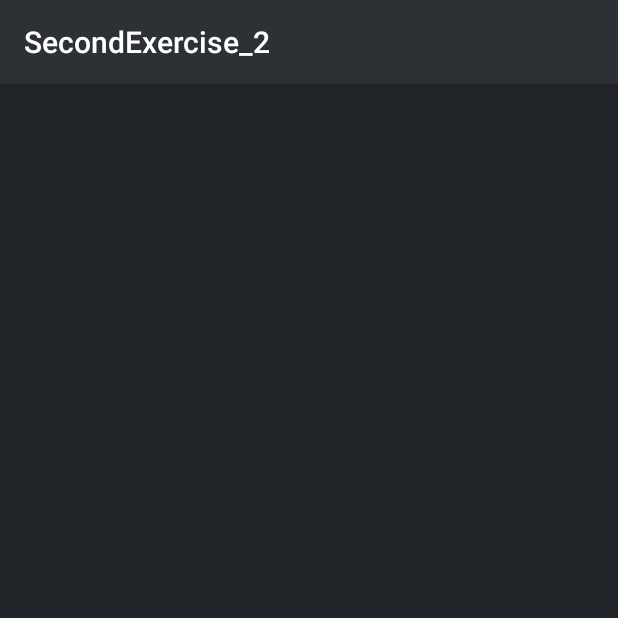
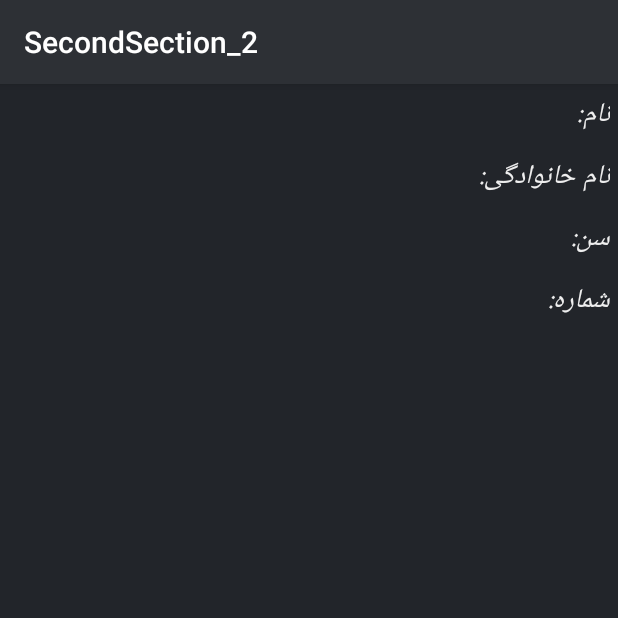
Before and after one commit to KORUSH-KABIR/MFTVWork, an Android app: the SecondSection_2 screen opened directly, with no data from a screen before it, on a phone screen of 412 x 824 dp, the top half of it. Run offline under Robolectric (Android 15) with nearby library versions, the phone set to English and light mode, and no system bars.

Commit message:
commit init
commit init

```diff
--- a/app/src/main/AndroidManifest.xml
+++ b/app/src/main/AndroidManifest.xml
@@ -17,9 +17,9 @@
                 <category android:name="android.intent.category.LAUNCHER" />
             </intent-filter>
         </activity>
-        <activity android:name=".FirstExercises.FirstSection" android:label="FirstExercise" />
-        <activity android:name=".FirstExercises.SecondSection_1" android:label="SecondExercise_1" />
-        <activity android:name=".FirstExercises.SecondSection_2" android:label="SecondExercise_2"/>
+        <activity android:name=".FirstExercises.FirstSection" android:label="FirstSection" />
+        <activity android:name=".FirstExercises.SecondSection_1" android:label="SecondSection_1" />
+        <activity android:name=".FirstExercises.SecondSection_2" android:label="SecondSection_2"/>
     </application>
 
 </manifest>
--- a/app/src/main/java/ir/phoenix_iran/mftvwork/FirstExercises/SecondSection_2.java
+++ b/app/src/main/java/ir/phoenix_iran/mftvwork/FirstExercises/SecondSection_2.java
@@ -1,7 +1,9 @@
 package ir.phoenix_iran.mftvwork.FirstExercises;
 
+import android.content.Intent;
 import android.support.v7.app.AppCompatActivity;
 import android.os.Bundle;
+import android.widget.TextView;
 
 import ir.phoenix_iran.mftvwork.R;
 
@@ -11,5 +13,22 @@ public class SecondSection_2 extends AppCompatActivity {
     protected void onCreate(Bundle savedInstanceState) {
         super.onCreate(savedInstanceState);
         setContentView(R.layout.second_section_2);
+
+        Intent intent = getIntent();
+        String firstName = intent.getStringExtra("firstName");
+        String lastName  = intent.getStringExtra("lastName");
+        String age       = intent.getStringExtra("age");
+        String phone     = intent.getStringExtra("phone");
+
+        TextView txtFirstName = findViewById(R.id.txtFirstName);
+        TextView txtLastName  = findViewById(R.id.txtLastName);
+        TextView txtAge       = findViewById(R.id.txtAge);
+        TextView txtPhone     = findViewById(R.id.txtPhone);
+
+        txtFirstName.setText(firstName);
+        txtLastName.setText(lastName);
+        txtAge.setText(age);
+        txtPhone.setText(phone);
+
     }
 }
--- a/app/src/main/res/layout/second_section_2.xml
+++ b/app/src/main/res/layout/second_section_2.xml
@@ -1,9 +1,130 @@
 <?xml version="1.0" encoding="utf-8"?>
-<RelativeLayout xmlns:android="http://schemas.android.com/apk/res/android"
+<LinearLayout xmlns:android="http://schemas.android.com/apk/res/android"
     xmlns:app="http://schemas.android.com/apk/res-auto"
     xmlns:tools="http://schemas.android.com/tools"
     android:layout_width="match_parent"
     android:layout_height="match_parent"
+    android:orientation="vertical"
     tools:context=".FirstExercises.SecondSection_2">
 
-</RelativeLayout>
+    <LinearLayout
+        android:weightSum="3"
+        android:orientation="horizontal"
+        android:layout_width="match_parent"
+        android:layout_height="wrap_content">
+
+        <TextView
+            android:id="@+id/txtFirstName"
+            android:text="@string/app_name"
+            android:gravity="center"
+            android:padding="5dp"
+            android:textSize="18sp"
+            android:textColor="@color/gray500"
+            android:textStyle="italic"
+            android:layout_weight="2"
+            android:layout_width="0dp"
+            android:layout_height="wrap_content" />
+
+        <TextView
+            android:text="نام:"
+            android:padding="5dp"
+            android:textSize="18sp"
+            android:textColor="@color/gray200"
+            android:textStyle="italic"
+            android:layout_weight="1"
+            android:layout_width="0dp"
+            android:layout_height="wrap_content" />
+
+    </LinearLayout>
+
+    <LinearLayout
+        android:weightSum="3"
+        android:orientation="horizontal"
+        android:layout_width="match_parent"
+        android:layout_height="wrap_content">
+
+        <TextView
+            android:id="@+id/txtLastName"
+            android:text="@string/app_name"
+            android:gravity="center"
+            android:padding="5dp"
+            android:textSize="18sp"
+            android:textColor="@color/gray500"
+            android:textStyle="italic"
+            android:layout_weight="2"
+            android:layout_width="0dp"
+            android:layout_height="wrap_content" />
+
+        <TextView
+            android:text="نام خانوادگی:"
+            android:padding="5dp"
+            android:textSize="18sp"
+            android:textColor="@color/gray200"
+            android:textStyle="italic"
+            android:layout_weight="1"
+            android:layout_width="0dp"
+            android:layout_height="wrap_content" />
+
+    </LinearLayout>
+
+    <LinearLayout
+        android:weightSum="3"
+        android:orientation="horizontal"
+        android:layout_width="match_parent"
+        android:layout_height="wrap_content">
+
+        <TextView
+            android:id="@+id/txtAge"
+            android:text="@string/app_name"
+            android:gravity="center"
+            android:padding="5dp"
+            android:textSize="18sp"
+            android:textColor="@color/gray500"
+            android:textStyle="italic"
+            android:layout_weight="2"
+            android:layout_width="0dp"
+            android:layout_height="wrap_content" />
+
+        <TextView
+            android:text="سن:"
+            android:padding="5dp"
+            android:textSize="18sp"
+            android:textColor="@color/gray200"
+            android:textStyle="italic"
+            android:layout_weight="1"
+            android:layout_width="0dp"
+            android:layout_height="wrap_content" />
+
+    </LinearLayout>
+
+    <LinearLayout
+        android:weightSum="3"
+        android:orientation="horizontal"
+        android:layout_width="match_parent"
+        android:layout_height="wrap_content">
+
+        <TextView
+            android:id="@+id/txtPhone"
+            android:text="@string/app_name"
+            android:gravity="center"
+            android:padding="5dp"
+            android:textSize="18sp"
+            android:textColor="@color/gray500"
+            android:textStyle="italic"
+            android:layout_weight="2"
+            android:layout_width="0dp"
+            android:layout_height="wrap_content" />
+
+        <TextView
+            android:text="شماره:"
+            android:padding="5dp"
+            android:textSize="18sp"
+            android:textColor="@color/gray200"
+            android:textStyle="italic"
+            android:layout_weight="1"
+            android:layout_width="0dp"
+            android:layout_height="wrap_content" />
+
+    </LinearLayout>
+
+</LinearLayout>
```
